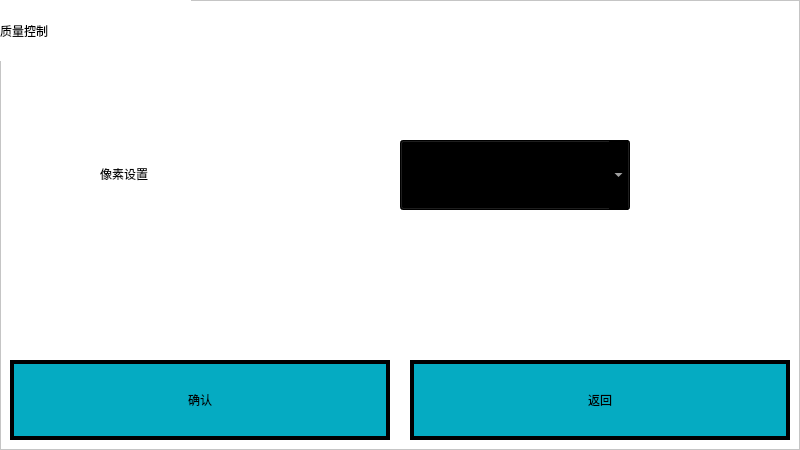
Qt form gui/set.ui (mysondrink/qt0922) before a commit.
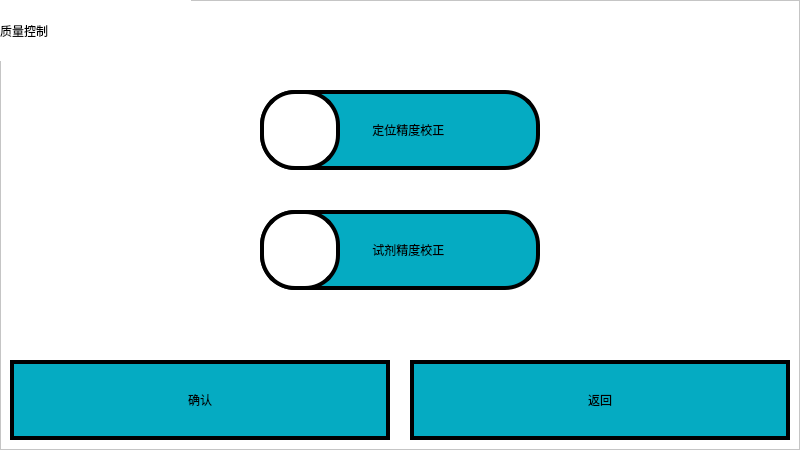
The same form after that commit.

Patch:
```diff
--- a/gui/set.ui
+++ b/gui/set.ui
@@ -31,56 +31,7 @@
    <property name="frameShadow">
     <enum>QFrame::Raised</enum>
    </property>
-   <widget class="QLabel" name="label">
-    <property name="geometry">
-     <rect>
-      <x>100</x>
-      <y>140</y>
-      <width>272</width>
-      <height>67</height>
-     </rect>
-    </property>
-    <property name="styleSheet">
-     <string notr="true">font: 20pt &quot;宋体&quot;;</string>
-    </property>
-    <property name="text">
-     <string>像素设置</string>
-    </property>
-   </widget>
-   <widget class="QComboBox" name="modeBox_4">
-    <property name="geometry">
-     <rect>
-      <x>400</x>
-      <y>140</y>
-      <width>230</width>
-      <height>70</height>
-     </rect>
-    </property>
-    <property name="sizePolicy">
-     <sizepolicy hsizetype="Preferred" vsizetype="Preferred">
-      <horstretch>0</horstretch>
-      <verstretch>0</verstretch>
-     </sizepolicy>
-    </property>
-    <property name="styleSheet">
-     <string notr="true">QComboBox::drop-down{
-width:56px;  height:56px;
-}
-
-QComboBox{
-font: 20pt &quot;宋体&quot;;
-color: rgb(255, 255, 255);
-background-color: rgb(0, 0, 0);
-}
-
-QComboBox QAbstractItemView {
-	background-color: rgb(0, 0, 0);/*背景颜色*/
-    padding: 1px 2px 1px 2px;  /*针对于组合框中的文本内容*/
-	color: rgb(255,255,255)
-}</string>
-    </property>
-   </widget>
-   <widget class="QLabel" name="label_2">
+   <widget class="QLabel" name="label_3">
     <property name="geometry">
      <rect>
       <x>0</x>
@@ -146,6 +97,100 @@
      <string>确认</string>
     </property>
    </widget>
+   <widget class="QPushButton" name="pushButton">
+    <property name="geometry">
+     <rect>
+      <x>260</x>
+      <y>90</y>
+      <width>280</width>
+      <height>80</height>
+     </rect>
+    </property>
+    <property name="styleSheet">
+     <string notr="true">QPushButton {
+font: 20pt &quot;宋体&quot;;
+border:4px solid rgb(0,0,0);
+background-color:#05abc2;
+border-radius: 35px;
+}
+
+QPushButton:pressed{
+background-color: rgb(255, 0, 0);
+}
+</string>
+    </property>
+    <property name="text">
+     <string>     定位精度校正</string>
+    </property>
+   </widget>
+   <widget class="QPushButton" name="pushButton_2">
+    <property name="geometry">
+     <rect>
+      <x>260</x>
+      <y>210</y>
+      <width>280</width>
+      <height>80</height>
+     </rect>
+    </property>
+    <property name="styleSheet">
+     <string notr="true">QPushButton {
+font: 20pt &quot;宋体&quot;;
+border:4px solid rgb(0,0,0);
+background-color:#05abc2;
+border-radius: 35px;
+}
+
+QPushButton:pressed{
+background-color: rgb(255, 0, 0);
+}
+</string>
+    </property>
+    <property name="text">
+     <string>     试剂精度校正</string>
+    </property>
+   </widget>
+   <widget class="QLabel" name="label">
+    <property name="geometry">
+     <rect>
+      <x>260</x>
+      <y>90</y>
+      <width>80</width>
+      <height>80</height>
+     </rect>
+    </property>
+    <property name="styleSheet">
+     <string notr="true">font: 20pt &quot;幼圆&quot;;
+border:4px solid rgb(0,0,0);
+background-color: rgb(255, 255, 255);
+border-radius: 35px;
+
+</string>
+    </property>
+    <property name="text">
+     <string/>
+    </property>
+   </widget>
+   <widget class="QLabel" name="label_2">
+    <property name="geometry">
+     <rect>
+      <x>260</x>
+      <y>210</y>
+      <width>80</width>
+      <height>80</height>
+     </rect>
+    </property>
+    <property name="styleSheet">
+     <string notr="true">font: 20pt &quot;幼圆&quot;;
+border:4px solid rgb(0,0,0);
+background-color: rgb(255, 255, 255);
+border-radius: 35px;
+
+</string>
+    </property>
+    <property name="text">
+     <string/>
+    </property>
+   </widget>
   </widget>
  </widget>
  <resources/>
```
